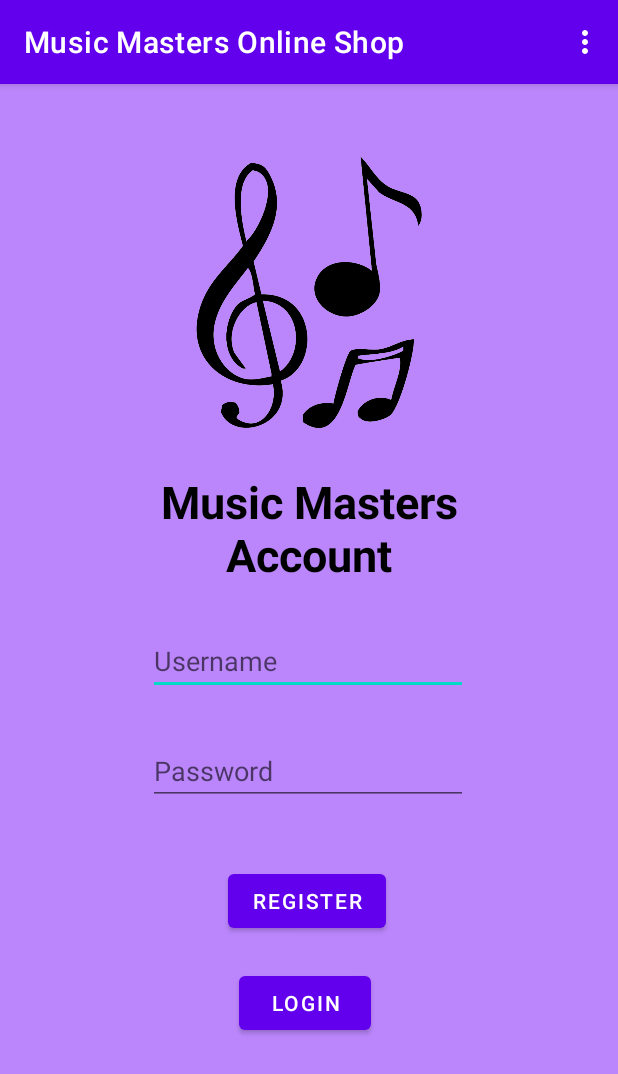
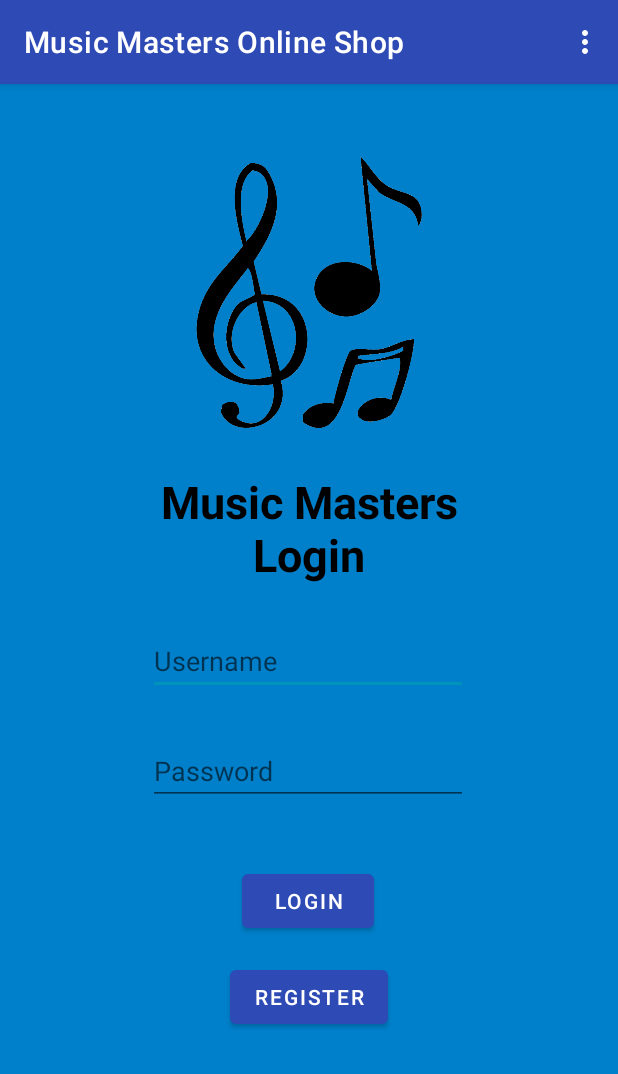
Before and after one commit to adamb9/InstrumentShopMobileProject, an Android app: the screen it shows after launch (LoginActivity), in the options menu, after a tap on "Sign-In", on a phone screen of 412 x 824 dp. Shown: the top 1074 px of the screen. Run offline under Robolectric (Android 15) with nearby library versions, the phone set to English and light mode, and no system bars.

Commit message:
DBHelper and registration created. Theme updated.
Signed-off-by: Adam Baldwin <adam.baldwin@mycit.ie>

```diff
--- a/app/src/main/AndroidManifest.xml
+++ b/app/src/main/AndroidManifest.xml
@@ -9,7 +9,8 @@
         android:roundIcon="@mipmap/ic_launcher_round"
         android:supportsRtl="true"
         android:theme="@style/Theme.MobileDevicesProject2">
-        <activity android:name=".LoginActivity"></activity>
+        <activity android:name=".RegistrationActivity"></activity>
+        <activity android:name=".LoginActivity" />
         <activity
             android:name=".MainActivity"
             android:label="@string/app_name"
--- a/app/src/main/java/com/example/mobiledevicesproject2/LoginActivity.java
+++ b/app/src/main/java/com/example/mobiledevicesproject2/LoginActivity.java
@@ -6,15 +6,65 @@ import android.content.Intent;
 import android.os.Bundle;
 import android.view.Menu;
 import android.view.MenuItem;
+import android.view.View;
+import android.widget.Button;
+import android.widget.EditText;
+import android.widget.TextView;
 import android.widget.Toast;
 
+import java.util.ArrayList;
+import java.util.HashMap;
+
 public class LoginActivity extends AppCompatActivity {
+    String correctPassword;
 
     @Override
     protected void onCreate(Bundle savedInstanceState) {
         super.onCreate(savedInstanceState);
         setContentView(R.layout.activity_login);
+
+        DBHelper db = new DBHelper(LoginActivity.this);
+        EditText usernameText = (EditText) findViewById(R.id.usernameInput);
+        EditText passwordText = (EditText) findViewById(R.id.passwordInput);
+        Button loginButton = (Button) findViewById(R.id.loginButton);
+        Button registerButton = (Button) findViewById(R.id.registerButton);
+
+        registerButton.setOnClickListener(new View.OnClickListener() {
+            @Override
+            public void onClick(View view) {
+                Intent register = new Intent(LoginActivity.this, RegistrationActivity.class);
+                startActivity(register);
+            }
+        });
+
+        loginButton.setOnClickListener(new View.OnClickListener() {
+            @Override
+            public void onClick(View view) {
+                String username = usernameText.getText().toString();
+                String password = passwordText.getText().toString();
+                ArrayList<HashMap<String, String>> userInfo = db.getUserByUsername(username);
+
+                if(userInfo.size() > 0 ) {
+                    HashMap<String, String> hashmap = userInfo.get(0);
+                    correctPassword = hashmap.get("password");
+                    if(password.equals(correctPassword)){
+                        Toast.makeText(getApplicationContext(), "Successful Sign-in!", Toast.LENGTH_SHORT).show();
+                        Intent home = new Intent(LoginActivity.this, MainActivity.class);
+                        startActivity(home);
+                    }
+                    else{
+                        Toast.makeText(getApplicationContext(), "Username and password do not match!", Toast.LENGTH_SHORT).show();
+                    }
+                }
+                else{
+                    Toast.makeText(getApplicationContext(), "Username not found!", Toast.LENGTH_SHORT).show();
+                }
+            }
+        });
+
     }
+
+
 
     @Override public boolean onCreateOptionsMenu(Menu menu) {
         getMenuInflater().inflate(R.menu.main_menu, menu);
@@ -22,7 +72,6 @@ public class LoginActivity extends AppCompatActivity {
     }
 
     @Override public boolean onOptionsItemSelected(MenuItem item) {
-        Toast.makeText(this, "Selected Item: " +item.getTitle(), Toast.LENGTH_SHORT).show();
         switch (item.getItemId()) {
             case R.id.action_sign_in:
                 return true;
--- a/app/src/main/java/com/example/mobiledevicesproject2/MainActivity.java
+++ b/app/src/main/java/com/example/mobiledevicesproject2/MainActivity.java
@@ -65,7 +65,6 @@ public class MainActivity extends AppCompatActivity {
             InputStream is = getAssets().open(fileName);
             int size = is.available();
             byte[] buffer = new byte[size];
-            //noinspection ResultOfMethodCallIgnored
             is.read(buffer);
             is.close();
             json = new String(buffer, StandardCharsets.UTF_8);
@@ -183,7 +182,6 @@ public class MainActivity extends AppCompatActivity {
     }
 
     @Override public boolean onOptionsItemSelected(MenuItem item) {
-        Toast.makeText(this, "Selected Item: " +item.getTitle(), Toast.LENGTH_SHORT).show();
         switch (item.getItemId()) {
             case R.id.action_sign_in:
                 Intent login = new Intent(MainActivity.this, LoginActivity.class);
--- a/app/src/main/java/com/example/mobiledevicesproject2/RecyclerViewAdapter.java
+++ b/app/src/main/java/com/example/mobiledevicesproject2/RecyclerViewAdapter.java
@@ -4,6 +4,7 @@ import android.content.Context;
 import android.view.LayoutInflater;
 import android.view.View;
 import android.view.ViewGroup;
+import android.widget.Button;
 import android.widget.ImageView;
 import android.widget.TextView;
 
@@ -48,6 +49,7 @@ public class RecyclerViewAdapter extends RecyclerView.Adapter<RecyclerViewAdapte
 
         ImageView instrumentImage;
         TextView instrumentName, instrumentPrice, instrumentId;
+        Button cartButton;
 
         public DummyViewHolder(@NonNull View itemView) {
             super(itemView);
@@ -56,6 +58,7 @@ public class RecyclerViewAdapter extends RecyclerView.Adapter<RecyclerViewAdapte
             instrumentName = itemView.findViewById(R.id.instNameTextView);
             instrumentPrice = itemView.findViewById(R.id.instPriceTextView);
             instrumentId = itemView.findViewById(R.id.instIDTextView);
+            cartButton = itemView.findViewById(R.id.cartButton);
 
         }
     }
--- a/app/src/main/res/layout/activity_login.xml
+++ b/app/src/main/res/layout/activity_login.xml
@@ -4,30 +4,29 @@
     xmlns:tools="http://schemas.android.com/tools"
     android:layout_width="match_parent"
     android:layout_height="match_parent"
-    android:background="@color/purple_200"
+    android:background="@color/primaryVariant"
     tools:context=".LoginActivity">
 
     <Button
         android:id="@+id/loginButton"
         android:layout_width="wrap_content"
         android:layout_height="wrap_content"
-        android:layout_marginTop="20dp"
+        android:layout_marginTop="40dp"
         android:text="Login"
-        app:layout_constraintEnd_toEndOf="@+id/registerButton"
-        app:layout_constraintHorizontal_bias="0.411"
-        app:layout_constraintStart_toStartOf="@+id/registerButton"
-        app:layout_constraintTop_toBottomOf="@+id/registerButton" />
+        app:layout_constraintEnd_toEndOf="@+id/passwordInput"
+        app:layout_constraintStart_toStartOf="@+id/passwordInput"
+        app:layout_constraintTop_toBottomOf="@+id/passwordInput" />
 
     <Button
         android:id="@+id/registerButton"
         android:layout_width="wrap_content"
         android:layout_height="wrap_content"
-        android:layout_marginTop="40dp"
+        android:layout_marginTop="16dp"
         android:text="Register"
-        app:layout_constraintEnd_toEndOf="@+id/passwordInput"
-        app:layout_constraintHorizontal_bias="0.495"
-        app:layout_constraintStart_toStartOf="@+id/passwordInput"
-        app:layout_constraintTop_toBottomOf="@+id/passwordInput" />
+        app:layout_constraintEnd_toEndOf="@+id/loginButton"
+        app:layout_constraintHorizontal_bias="0.47"
+        app:layout_constraintStart_toStartOf="@+id/loginButton"
+        app:layout_constraintTop_toBottomOf="@+id/loginButton" />
 
     <EditText
         android:id="@+id/usernameInput"
@@ -71,7 +70,7 @@
         android:layout_height="84dp"
         android:layout_marginTop="24dp"
         android:gravity="center"
-        android:text="Music Masters Account"
+        android:text="Music Masters Login"
         android:textColor="@color/black"
         android:textSize="30sp"
         android:textStyle="bold"
--- a/app/src/main/res/layout/item_dummy.xml
+++ b/app/src/main/res/layout/item_dummy.xml
@@ -5,7 +5,7 @@
     android:layout_width="match_parent"
     android:layout_height="wrap_content"
     android:layout_marginBottom="10dp"
-    android:background="@color/purple_200"
+    android:background="@color/primaryVariant"
     android:elevation="10dp"
     android:orientation="vertical">
 
@@ -22,7 +22,7 @@
         android:background="#FFFFFF">
 
         <Button
-            android:id="@+id/button"
+            android:id="@+id/cartButton"
             android:layout_width="118dp"
             android:layout_height="62dp"
             android:text="@string/addButton"
--- a/app/src/main/res/values/colors.xml
+++ b/app/src/main/res/values/colors.xml
@@ -7,4 +7,8 @@
     <color name="teal_700">#FF018786</color>
     <color name="black">#FF000000</color>
     <color name="white">#FFFFFFFF</color>
+    <color name="primary">#2D4AB5</color>
+    <color name="primaryVariant">#0080CB</color>
+    <color name="secondary">#0094BC</color>
+    <color name="secondaryVariant">#30DAC9</color>
 </resources>
--- a/app/src/main/res/values/themes.xml
+++ b/app/src/main/res/values/themes.xml
@@ -2,15 +2,15 @@
     <!-- Base application theme. -->
     <style name="Theme.MobileDevicesProject2" parent="Theme.MaterialComponents.DayNight.DarkActionBar">
         <!-- Primary brand color. -->
-        <item name="colorPrimary">@color/purple_500</item>
-        <item name="colorPrimaryVariant">@color/purple_700</item>
+        <item name="colorPrimary">#2D4AB5</item>
+        <item name="colorPrimaryVariant">#0080CB</item>
         <item name="colorOnPrimary">@color/white</item>
         <!-- Secondary brand color. -->
-        <item name="colorSecondary">@color/teal_200</item>
-        <item name="colorSecondaryVariant">@color/teal_700</item>
+        <item name="colorSecondary">#0094BC</item>
+        <item name="colorSecondaryVariant">#30DAC9</item>
         <item name="colorOnSecondary">@color/black</item>
         <!-- Status bar color. -->
-        <item name="android:statusBarColor" tools:targetApi="l">?attr/colorPrimaryVariant</item>
+        <item name="android:statusBarColor" tools:targetApi="l">?attr/colorPrimary</item>
         <!-- Customize your theme here. -->
     </style>
 
```
Also changed, not shown: app/src/main/java/com/example/mobiledevicesproject2/DBHelper.java (added, +181 -0 lines), app/src/main/java/com/example/mobiledevicesproject2/RegistrationActivity.java (added, +38 -0 lines), app/src/main/res/layout/activity_registration.xml (added, +83 -0 lines), app/src/main/res/values/strings.xml (+0 -48 lines).
